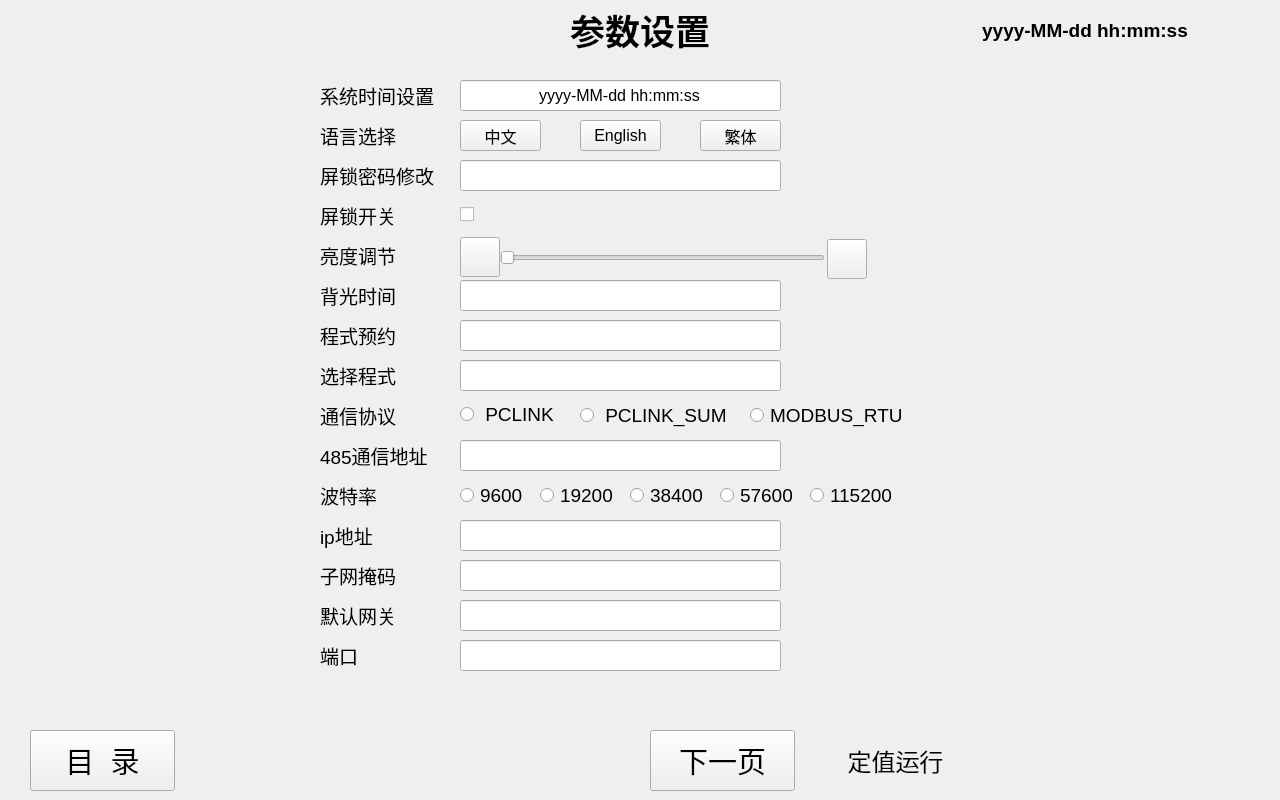
This is parameter_setting.ui in qingdouke/TemakViews as Qt 5 draws it before an edit. The edited form follows.
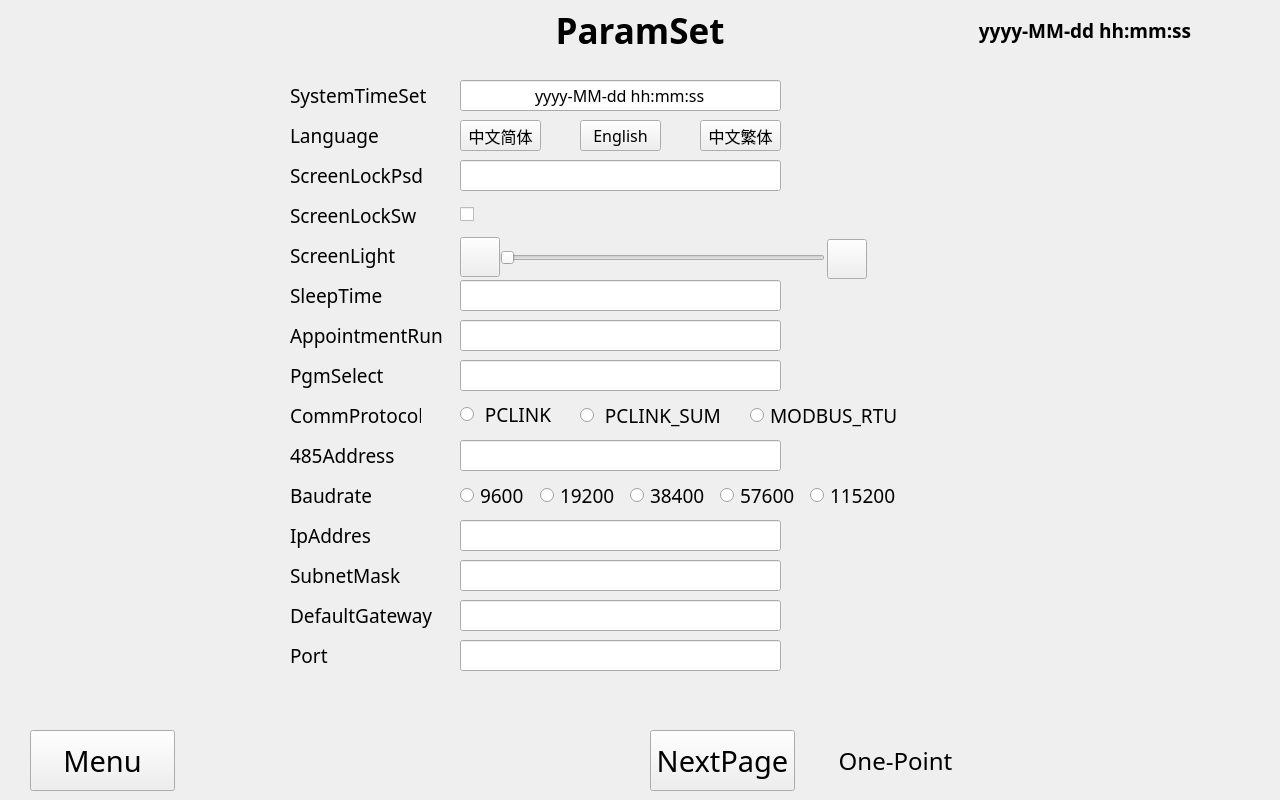
This is the edited form.

Commit message: 1.change all common user page to english text 2.adjust the partial display and buttons of some user interfaces 3.add onepoint interface show display and button function

Patch:
```diff
--- a/parameter_setting.ui
+++ b/parameter_setting.ui
@@ -55,7 +55,9 @@
     </property>
     <property name="font">
      <font>
+      <family>思源黑体</family>
       <pointsize>14</pointsize>
+      <weight>75</weight>
       <bold>true</bold>
      </font>
     </property>
@@ -77,12 +79,14 @@
     </property>
     <property name="font">
      <font>
+      <family>思源黑体</family>
       <pointsize>26</pointsize>
+      <weight>75</weight>
       <bold>true</bold>
      </font>
     </property>
     <property name="text">
-     <string>参数设置</string>
+     <string>ParamSet</string>
     </property>
     <property name="textFormat">
      <enum>Qt::PlainText</enum>
@@ -103,26 +107,29 @@
    </property>
    <property name="font">
     <font>
+     <weight>50</weight>
      <bold>false</bold>
     </font>
    </property>
    <widget class="QLabel" name="systemTimeSetting_label">
     <property name="geometry">
      <rect>
-      <x>320</x>
+      <x>290</x>
       <y>20</y>
-      <width>121</width>
+      <width>141</width>
       <height>31</height>
      </rect>
     </property>
     <property name="font">
      <font>
+      <family>思源黑体</family>
       <pointsize>14</pointsize>
+      <weight>50</weight>
       <bold>false</bold>
      </font>
     </property>
     <property name="text">
-     <string>系统时间设置</string>
+     <string>SystemTimeSet</string>
     </property>
     <property name="alignment">
      <set>Qt::AlignLeading|Qt::AlignLeft|Qt::AlignVCenter</set>
@@ -131,20 +138,22 @@
    <widget class="QLabel" name="language_label">
     <property name="geometry">
      <rect>
-      <x>320</x>
+      <x>290</x>
       <y>60</y>
-      <width>81</width>
+      <width>131</width>
       <height>31</height>
      </rect>
     </property>
     <property name="font">
      <font>
+      <family>思源黑体</family>
       <pointsize>14</pointsize>
+      <weight>50</weight>
       <bold>false</bold>
      </font>
     </property>
     <property name="text">
-     <string>语言选择</string>
+     <string>Language</string>
     </property>
     <property name="alignment">
      <set>Qt::AlignLeading|Qt::AlignLeft|Qt::AlignVCenter</set>
@@ -153,20 +162,22 @@
    <widget class="QLabel" name="passwordChange_label">
     <property name="geometry">
      <rect>
-      <x>320</x>
+      <x>290</x>
       <y>100</y>
-      <width>121</width>
+      <width>141</width>
       <height>31</height>
      </rect>
     </property>
     <property name="font">
      <font>
+      <family>思源黑体</family>
       <pointsize>14</pointsize>
+      <weight>50</weight>
       <bold>false</bold>
      </font>
     </property>
     <property name="text">
-     <string>屏锁密码修改</string>
+     <string>ScreenLockPsd</string>
     </property>
     <property name="alignment">
      <set>Qt::AlignLeading|Qt::AlignLeft|Qt::AlignVCenter</set>
@@ -175,20 +186,22 @@
    <widget class="QLabel" name="screenLock_label">
     <property name="geometry">
      <rect>
-      <x>320</x>
+      <x>290</x>
       <y>140</y>
-      <width>91</width>
+      <width>131</width>
       <height>31</height>
      </rect>
     </property>
     <property name="font">
      <font>
+      <family>思源黑体</family>
       <pointsize>14</pointsize>
+      <weight>50</weight>
       <bold>false</bold>
      </font>
     </property>
     <property name="text">
-     <string>屏锁开关</string>
+     <string>ScreenLockSw</string>
     </property>
     <property name="alignment">
      <set>Qt::AlignLeading|Qt::AlignLeft|Qt::AlignVCenter</set>
@@ -197,20 +210,22 @@
    <widget class="QLabel" name="lightingSetting_label">
     <property name="geometry">
      <rect>
-      <x>320</x>
+      <x>290</x>
       <y>180</y>
-      <width>91</width>
+      <width>131</width>
       <height>31</height>
      </rect>
     </property>
     <property name="font">
      <font>
+      <family>思源黑体</family>
       <pointsize>14</pointsize>
+      <weight>50</weight>
       <bold>false</bold>
      </font>
     </property>
     <property name="text">
-     <string>亮度调节</string>
+     <string>ScreenLight</string>
     </property>
     <property name="alignment">
      <set>Qt::AlignLeading|Qt::AlignLeft|Qt::AlignVCenter</set>
@@ -219,20 +234,22 @@
    <widget class="QLabel" name="backLightingTime_label">
     <property name="geometry">
      <rect>
-      <x>320</x>
+      <x>290</x>
       <y>220</y>
-      <width>91</width>
+      <width>131</width>
       <height>31</height>
      </rect>
     </property>
     <property name="font">
      <font>
+      <family>思源黑体</family>
       <pointsize>14</pointsize>
+      <weight>50</weight>
       <bold>false</bold>
      </font>
     </property>
     <property name="text">
-     <string>背光时间</string>
+     <string>SleepTime</string>
     </property>
     <property name="alignment">
      <set>Qt::AlignLeading|Qt::AlignLeft|Qt::AlignVCenter</set>
@@ -241,20 +258,22 @@
    <widget class="QLabel" name="programPrepared_label">
     <property name="geometry">
      <rect>
-      <x>320</x>
+      <x>290</x>
       <y>260</y>
-      <width>81</width>
+      <width>161</width>
       <height>31</height>
      </rect>
     </property>
     <property name="font">
      <font>
+      <family>思源黑体</family>
       <pointsize>14</pointsize>
+      <weight>50</weight>
       <bold>false</bold>
      </font>
     </property>
     <property name="text">
-     <string>程式预约</string>
+     <string>AppointmentRun</string>
     </property>
     <property name="alignment">
      <set>Qt::AlignLeading|Qt::AlignLeft|Qt::AlignVCenter</set>
@@ -263,20 +282,22 @@
    <widget class="QLabel" name="chooseProgram_label">
     <property name="geometry">
      <rect>
-      <x>320</x>
+      <x>290</x>
       <y>300</y>
-      <width>81</width>
+      <width>141</width>
       <height>31</height>
      </rect>
     </property>
     <property name="font">
      <font>
+      <family>思源黑体</family>
       <pointsize>14</pointsize>
+      <weight>50</weight>
       <bold>false</bold>
      </font>
     </property>
     <property name="text">
-     <string>选择程式</string>
+     <string>PgmSelect</string>
     </property>
     <property name="alignment">
      <set>Qt::AlignLeading|Qt::AlignLeft|Qt::AlignVCenter</set>
@@ -285,20 +306,22 @@
    <widget class="QLabel" name="communicationProtocal_label">
     <property name="geometry">
      <rect>
-      <x>320</x>
+      <x>290</x>
       <y>340</y>
-      <width>81</width>
+      <width>131</width>
       <height>31</height>
      </rect>
     </property>
     <property name="font">
      <font>
+      <family>思源黑体</family>
       <pointsize>14</pointsize>
+      <weight>50</weight>
       <bold>false</bold>
      </font>
     </property>
     <property name="text">
-     <string>通信协议</string>
+     <string>CommProtocol</string>
     </property>
     <property name="alignment">
      <set>Qt::AlignLeading|Qt::AlignLeft|Qt::AlignVCenter</set>
@@ -307,7 +330,7 @@
    <widget class="QLabel" name="communicationAddress485_label">
     <property name="geometry">
      <rect>
-      <x>320</x>
+      <x>290</x>
       <y>380</y>
       <width>111</width>
       <height>31</height>
@@ -315,12 +338,14 @@
     </property>
     <property name="font">
      <font>
+      <family>思源黑体</family>
       <pointsize>14</pointsize>
+      <weight>50</weight>
       <bold>false</bold>
      </font>
     </property>
     <property name="text">
-     <string>485通信地址</string>
+     <string>485Address</string>
     </property>
     <property name="alignment">
      <set>Qt::AlignLeading|Qt::AlignLeft|Qt::AlignVCenter</set>
@@ -329,20 +354,22 @@
    <widget class="QLabel" name="baudRate_label">
     <property name="geometry">
      <rect>
-      <x>320</x>
+      <x>290</x>
       <y>420</y>
-      <width>61</width>
+      <width>91</width>
       <height>31</height>
      </rect>
     </property>
     <property name="font">
      <font>
+      <family>思源黑体</family>
       <pointsize>14</pointsize>
+      <weight>50</weight>
       <bold>false</bold>
      </font>
     </property>
     <property name="text">
-     <string>波特率</string>
+     <string>Baudrate</string>
     </property>
     <property name="alignment">
      <set>Qt::AlignLeading|Qt::AlignLeft|Qt::AlignVCenter</set>
@@ -351,20 +378,22 @@
    <widget class="QLabel" name="ipAddress_label">
     <property name="geometry">
      <rect>
-      <x>320</x>
+      <x>290</x>
       <y>460</y>
-      <width>61</width>
+      <width>81</width>
       <height>31</height>
      </rect>
     </property>
     <property name="font">
      <font>
+      <family>思源黑体</family>
       <pointsize>14</pointsize>
+      <weight>50</weight>
       <bold>false</bold>
      </font>
     </property>
     <property name="text">
-     <string>ip地址</string>
+     <string>IpAddress</string>
     </property>
     <property name="alignment">
      <set>Qt::AlignLeading|Qt::AlignLeft|Qt::AlignVCenter</set>
@@ -373,20 +402,22 @@
    <widget class="QLabel" name="subnetMask_label">
     <property name="geometry">
      <rect>
-      <x>320</x>
+      <x>290</x>
       <y>500</y>
-      <width>81</width>
+      <width>111</width>
       <height>31</height>
      </rect>
     </property>
     <property name="font">
      <font>
+      <family>思源黑体</family>
       <pointsize>14</pointsize>
+      <weight>50</weight>
       <bold>false</bold>
      </font>
     </property>
     <property name="text">
-     <string>子网掩码</string>
+     <string>SubnetMask</string>
     </property>
     <property name="alignment">
      <set>Qt::AlignLeading|Qt::AlignLeft|Qt::AlignVCenter</set>
@@ -395,20 +426,22 @@
    <widget class="QLabel" name="defaultGateway_label">
     <property name="geometry">
      <rect>
-      <x>320</x>
+      <x>290</x>
       <y>540</y>
-      <width>81</width>
+      <width>151</width>
       <height>31</height>
      </rect>
     </property>
     <property name="font">
      <font>
+      <family>思源黑体</family>
       <pointsize>14</pointsize>
+      <weight>50</weight>
       <bold>false</bold>
      </font>
     </property>
     <property name="text">
-     <string>默认网关</string>
+     <string>DefaultGateway</string>
     </property>
     <property name="alignment">
      <set>Qt::AlignLeading|Qt::AlignLeft|Qt::AlignVCenter</set>
@@ -417,20 +450,22 @@
    <widget class="QLabel" name="port_label">
     <property name="geometry">
      <rect>
-      <x>320</x>
+      <x>290</x>
       <y>580</y>
-      <width>51</width>
+      <width>71</width>
       <height>31</height>
      </rect>
     </property>
     <property name="font">
      <font>
+      <family>思源黑体</family>
       <pointsize>14</pointsize>
+      <weight>50</weight>
       <bold>false</bold>
      </font>
     </property>
     <property name="text">
-     <string>端口</string>
+     <string>Port</string>
     </property>
     <property name="alignment">
      <set>Qt::AlignLeading|Qt::AlignLeft|Qt::AlignVCenter</set>
@@ -489,7 +524,9 @@
     </property>
     <property name="font">
      <font>
+      <family>思源黑体</family>
       <pointsize>12</pointsize>
+      <weight>50</weight>
       <bold>false</bold>
      </font>
     </property>
@@ -546,12 +583,14 @@
     </property>
     <property name="font">
      <font>
+      <family>思源黑体</family>
       <pointsize>12</pointsize>
+      <weight>50</weight>
       <bold>false</bold>
      </font>
     </property>
     <property name="text">
-     <string>中文</string>
+     <string>中文简体</string>
     </property>
    </widget>
    <widget class="QPushButton" name="languageEnglish_pBtn">
@@ -565,7 +604,9 @@
     </property>
     <property name="font">
      <font>
+      <family>思源黑体</family>
       <pointsize>12</pointsize>
+      <weight>50</weight>
       <bold>false</bold>
      </font>
     </property>
@@ -584,12 +625,14 @@
     </property>
     <property name="font">
      <font>
+      <family>思源黑体</family>
       <pointsize>12</pointsize>
+      <weight>50</weight>
       <bold>false</bold>
      </font>
     </property>
     <property name="text">
-     <string>繁体</string>
+     <string>中文繁体</string>
     </property>
    </widget>
    <widget class="QLineEdit" name="backLightingTime_lineEdit">
@@ -755,7 +798,9 @@
     </property>
     <property name="font">
      <font>
+      <family>思源黑体</family>
       <pointsize>14</pointsize>
+      <weight>50</weight>
       <bold>false</bold>
      </font>
     </property>
@@ -774,7 +819,9 @@
     </property>
     <property name="font">
      <font>
+      <family>思源黑体</family>
       <pointsize>14</pointsize>
+      <weight>50</weight>
       <bold>false</bold>
      </font>
     </property>
@@ -793,7 +840,9 @@
     </property>
     <property name="font">
      <font>
+      <family>思源黑体</family>
       <pointsize>14</pointsize>
+      <weight>50</weight>
       <bold>false</bold>
      </font>
     </property>
@@ -812,7 +861,9 @@
     </property>
     <property name="font">
      <font>
+      <family>思源黑体</family>
       <pointsize>14</pointsize>
+      <weight>50</weight>
       <bold>false</bold>
      </font>
     </property>
@@ -831,7 +882,9 @@
     </property>
     <property name="font">
      <font>
+      <family>思源黑体</family>
       <pointsize>14</pointsize>
+      <weight>50</weight>
       <bold>false</bold>
      </font>
     </property>
@@ -850,7 +903,9 @@
     </property>
     <property name="font">
      <font>
+      <family>思源黑体</family>
       <pointsize>14</pointsize>
+      <weight>50</weight>
       <bold>false</bold>
      </font>
     </property>
@@ -869,7 +924,9 @@
     </property>
     <property name="font">
      <font>
+      <family>思源黑体</family>
       <pointsize>14</pointsize>
+      <weight>50</weight>
       <bold>false</bold>
      </font>
     </property>
@@ -888,7 +945,9 @@
     </property>
     <property name="font">
      <font>
+      <family>思源黑体</family>
       <pointsize>14</pointsize>
+      <weight>50</weight>
       <bold>false</bold>
      </font>
     </property>
@@ -917,11 +976,12 @@
     </property>
     <property name="font">
      <font>
+      <family>思源黑体</family>
       <pointsize>22</pointsize>
      </font>
     </property>
     <property name="text">
-     <string>目  录</string>
+     <string>Menu</string>
     </property>
    </widget>
    <widget class="QPushButton" name="next_page_pbtn">
@@ -935,11 +995,12 @@
     </property>
     <property name="font">
      <font>
+      <family>思源黑体</family>
       <pointsize>22</pointsize>
      </font>
     </property>
     <property name="text">
-     <string>下一页</string>
+     <string>NextPage</string>
     </property>
    </widget>
    <widget class="QLabel" name="footer_line">
@@ -980,19 +1041,20 @@
     <widget class="QLabel" name="status_text">
      <property name="geometry">
       <rect>
-       <x>15</x>
+       <x>0</x>
        <y>15</y>
-       <width>121</width>
+       <width>151</width>
        <height>31</height>
       </rect>
      </property>
      <property name="font">
       <font>
+       <family>思源黑体</family>
        <pointsize>18</pointsize>
       </font>
      </property>
      <property name="text">
-      <string>定值运行</string>
+      <string>One-Point</string>
      </property>
      <property name="alignment">
       <set>Qt::AlignCenter</set>
```
Left out of the diff: 10 changed lines with no effect on the pictures. The commit also changes 14 other files.
